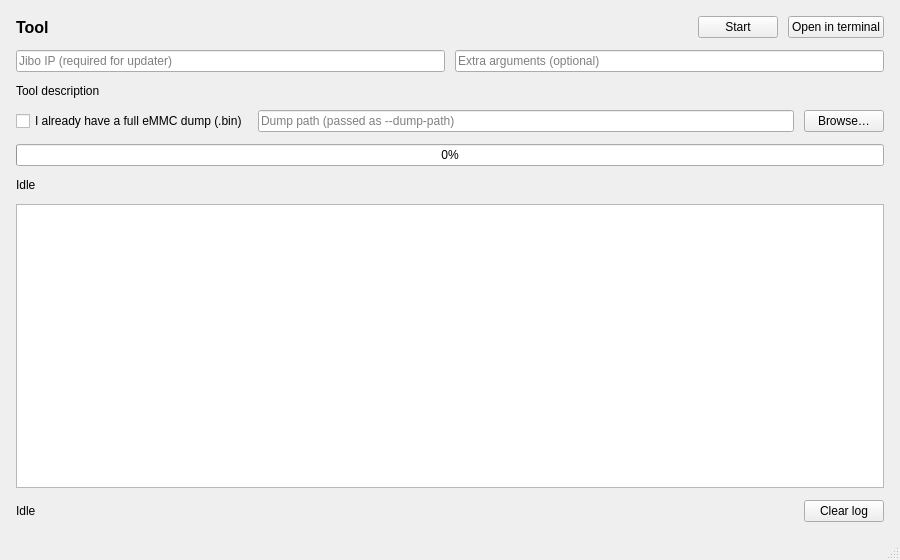
Above: JiboTools/JiboTools/gui/tool_runner.ui from Jibo-Revival-Group/JiboAutoMod before the change. Below: the same form after it.
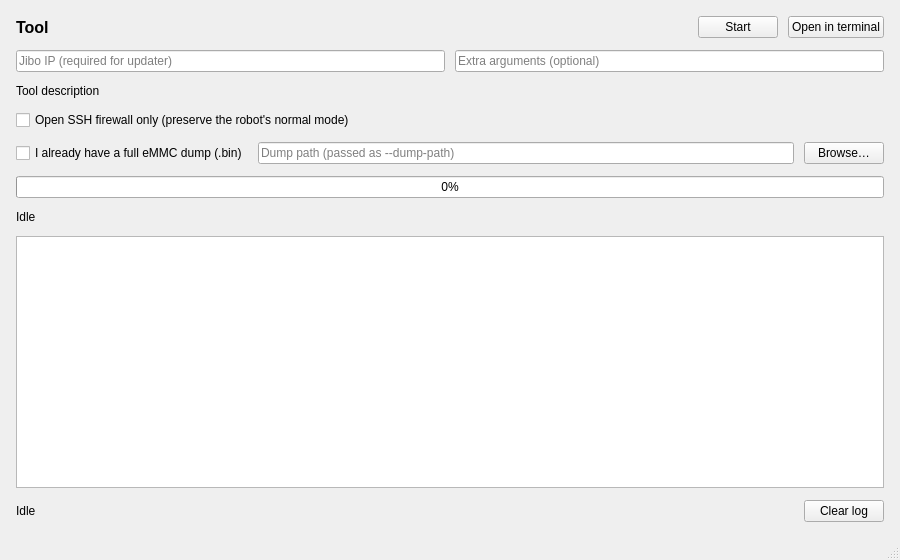
That is the form after the change.

Commit message: Add fail-closed firewall-only conversion path

Patch:
```diff
--- a/JiboTools/JiboTools/gui/tool_runner.ui
+++ b/JiboTools/JiboTools/gui/tool_runner.ui
@@ -108,6 +108,16 @@
             </property>
          </widget>
         </item>
+        <item>
+         <widget class="QCheckBox" name="firewallOnlyCheck">
+          <property name="text">
+           <string>Open SSH firewall only (preserve the robot's normal mode)</string>
+          </property>
+          <property name="toolTip">
+           <string>Validates and patches S21firewall in rootfsA and rootfsB, writes minimal sectors, and verifies read-back.</string>
+          </property>
+         </widget>
+        </item>
         <item>
          <layout class="QHBoxLayout" name="dumpLayout">
             <property name="spacing">
```
The commit also changes 9 other files.
